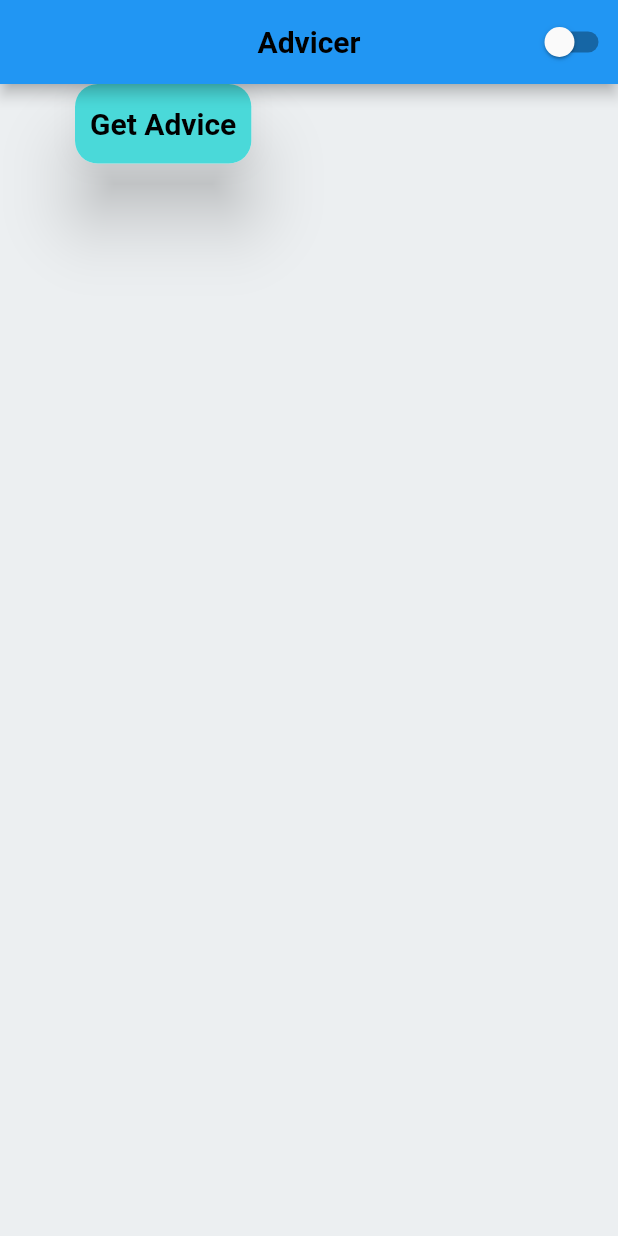
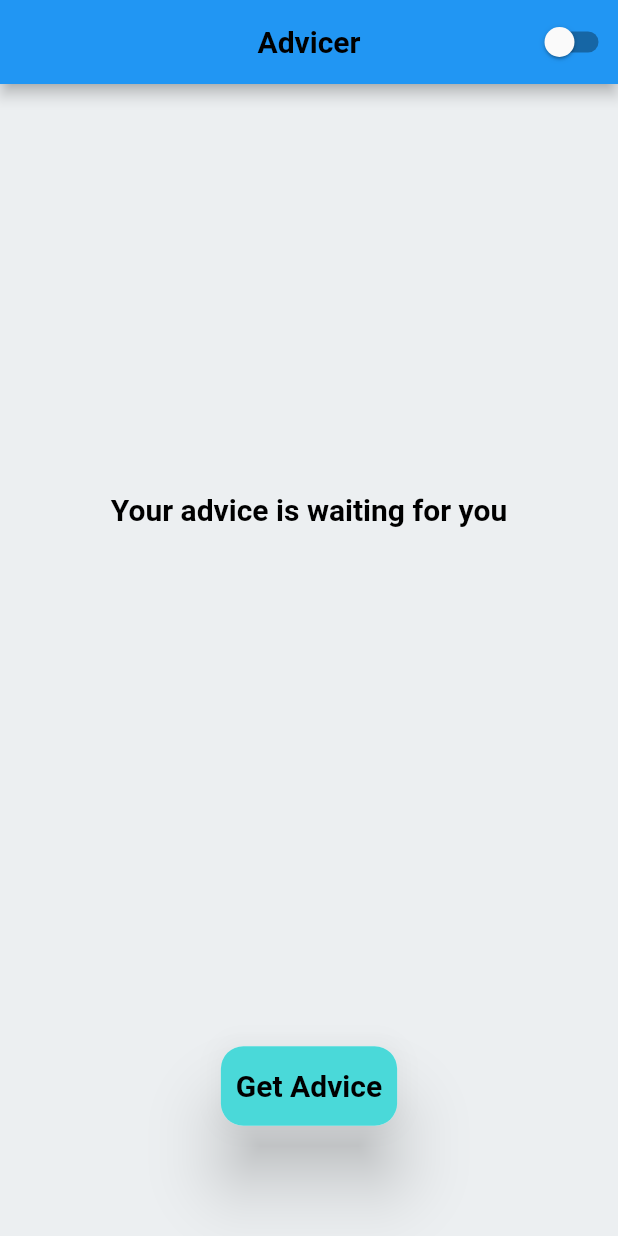
Before and after one commit to J-A-Christopher/advicer, a Flutter app: the screen it shows after launch, on a phone screen of 412 x 824 dp. Run offline on Flutter 3.47's test engine with Material 2 defaults, Android fonts, the phone set to English and light mode, and no system bars; our stand-ins replace bloc, flutter_bloc; Roboto replaces fonts that are missing (Rubik).

Commit message:
Second advancement towards final clean architexture goal

```diff
--- a/lib/3_application/pages/advice/advice_page.dart
+++ b/lib/3_application/pages/advice/advice_page.dart
@@ -1,7 +1,23 @@
 import 'package:advisor/3_application/core/services/theme_service.dart';
+import 'package:advisor/3_application/pages/advice/bloc/advice_bloc.dart';
+import 'package:advisor/3_application/pages/advice/widgets/advice_field.dart';
 import 'package:advisor/3_application/pages/advice/widgets/custom_button.dart';
+import 'package:advisor/3_application/pages/advice/widgets/error_message.dart';
 import 'package:flutter/material.dart';
+import 'package:flutter_bloc/flutter_bloc.dart';
 import 'package:provider/provider.dart';
+
+class AdvicerPageWrapperProvider extends StatelessWidget {
+  const AdvicerPageWrapperProvider({super.key});
+
+  @override
+  Widget build(BuildContext context) {
+    return BlocProvider<AdviceBloc>(
+      create: (context) => AdviceBloc(),
+      child: const AdvicePage(),
+    );
+  }
+}
 
 class AdvicePage extends StatelessWidget {
   const AdvicePage({super.key});
@@ -24,10 +40,31 @@ class AdvicePage extends StatelessWidget {
               })
         ],
       ),
-      body: const Padding(
-        padding: EdgeInsets.symmetric(horizontal: 50),
+      body: Padding(
+        padding: const EdgeInsets.symmetric(horizontal: 50),
         child: Column(
-          children: [CustomButton()],
+          children: [
+            Expanded(child: Center(child: BlocBuilder<AdviceBloc, AdviceState>(
+              builder: (context, state) {
+                if (state is AdviceInitial) {
+                  return Text(
+                    'Your advice is waiting for you',
+                    style: themeData.textTheme.displayLarge,
+                  );
+                } else if (state is AdviceStateLoading) {
+                  return CircularProgressIndicator(
+                    color: themeData.colorScheme.secondary,
+                  );
+                } else if (state is AdviceStateLoaded) {
+                  return AdviceField(advice: state.advice);
+                } else if (state is AdviceStateError) {
+                  return ErrorMessage(message: state.message);
+                }
+                return const SizedBox.shrink();
+              },
+            ))),
+            const SizedBox(height: 200, child: Center(child: CustomButton()))
+          ],
         ),
       ),
     );
--- /dev/null
+++ b/lib/3_application/pages/advice/bloc/advice_bloc.dart
@@ -0,0 +1,21 @@
+import 'package:bloc/bloc.dart';
+import 'package:flutter/material.dart';
+import 'package:meta/meta.dart';
+
+part 'advice_event.dart';
+part 'advice_state.dart';
+
+class AdviceBloc extends Bloc<AdviceEvent, AdviceState> {
+  AdviceBloc() : super(AdviceInitial()) {
+    on<AdviceRequestedEvent>((event, emit) async {
+      emit(AdviceStateLoading());
+      debugPrint('fake get advice triggered');
+      await Future.delayed(const Duration(seconds: 3), () {
+        debugPrint('got an advice');
+      });
+
+      //emit(AdviceStateLoaded(advice: 'fake advice to test bloc'));
+      emit(AdviceStateError(message: 'oops something went wrong'));
+    });
+  }
+}
--- /dev/null
+++ b/lib/3_application/pages/advice/bloc/advice_event.dart
@@ -0,0 +1,6 @@
+part of 'advice_bloc.dart';
+
+@immutable
+abstract class AdviceEvent {}
+
+class AdviceRequestedEvent extends AdviceEvent {}
--- /dev/null
+++ b/lib/3_application/pages/advice/bloc/advice_state.dart
@@ -0,0 +1,18 @@
+part of 'advice_bloc.dart';
+
+@immutable
+abstract class AdviceState {}
+
+class AdviceInitial extends AdviceState {}
+
+class AdviceStateLoading extends AdviceState {}
+
+class AdviceStateLoaded extends AdviceState {
+  final String advice;
+  AdviceStateLoaded({required this.advice});
+}
+
+class AdviceStateError extends AdviceState {
+  final String message;
+  AdviceStateError({required this.message});
+}
--- a/lib/3_application/pages/advice/widgets/custom_button.dart
+++ b/lib/3_application/pages/advice/widgets/custom_button.dart
@@ -1,4 +1,6 @@
+import 'package:advisor/3_application/pages/advice/bloc/advice_bloc.dart';
 import 'package:flutter/material.dart';
+import 'package:flutter_bloc/flutter_bloc.dart';
 
 class CustomButton extends StatelessWidget {
   const CustomButton({super.key});
@@ -7,7 +9,9 @@ class CustomButton extends StatelessWidget {
   Widget build(BuildContext context) {
     final themeData = Theme.of(context);
     return InkResponse(
-      onTap: () {},
+      onTap: () {
+        BlocProvider.of<AdviceBloc>(context).add(AdviceRequestedEvent());
+      },
       child: Material(
         elevation: 20,
         borderRadius: BorderRadius.circular(15),
--- a/lib/main.dart
+++ b/lib/main.dart
@@ -21,7 +21,7 @@ class MyApp extends StatelessWidget {
               themeService.isDarkModeOn ? ThemeMode.dark : ThemeMode.light,
           theme: AppTheme.lightTheme,
           darkTheme: AppTheme.darkTheme,
-          home: const AdvicePage(),
+          home: const AdvicerPageWrapperProvider(),
         );
       },
     );
--- a/pubspec.yaml
+++ b/pubspec.yaml
@@ -31,6 +31,7 @@ dependencies:
   flutter:
     sdk: flutter
   provider: ^6.0.5
+  flutter_bloc: ^8.1.3
 
   # The following adds the Cupertino Icons font to your application.
   # Use with the CupertinoIcons class for iOS style icons.
```
Also changed, not shown: lib/3_application/pages/advice/widgets/advice_field.dart (added, +32 -0 lines), lib/3_application/pages/advice/widgets/error_message.dart (added, +30 -0 lines), pubspec.lock.
